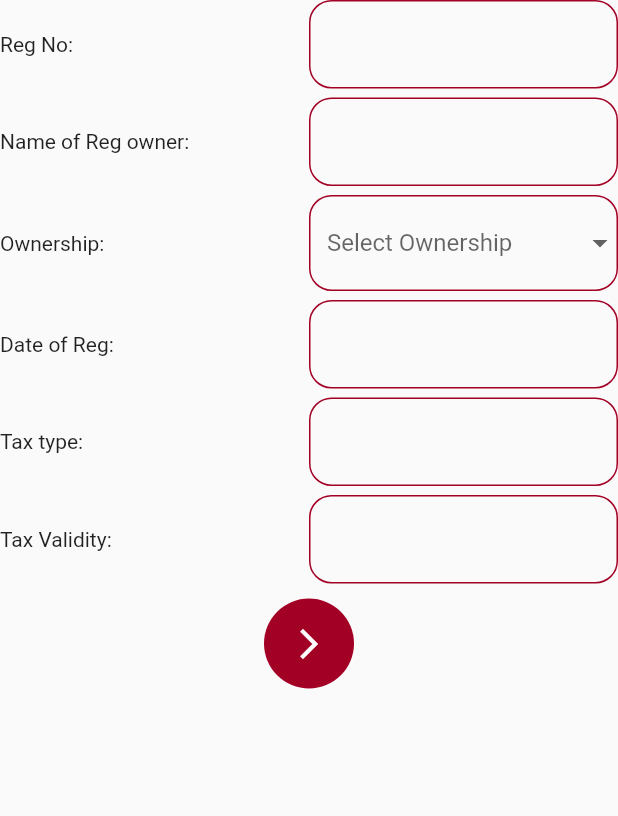
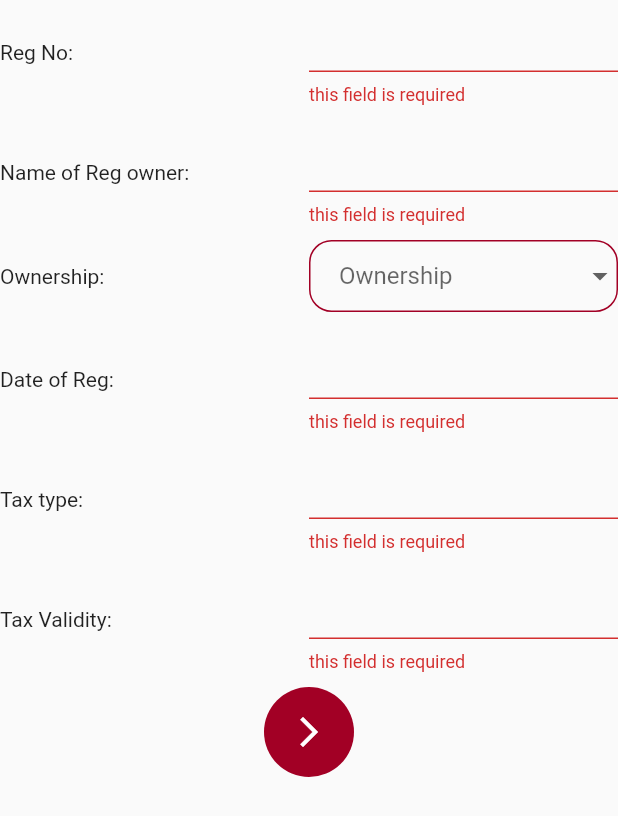
Before and after one commit to jesmin123/eval_wire_frame, a Flutter app: the RegistrationDetails widget shown alone on an empty page, opened directly, after a tap on the "arrow forward ios" icon, on a phone screen of 412 x 824 dp. Shown: the top 816 px of the screen. Run offline on Flutter 3.47's test engine with Material 2 defaults, Android fonts, the phone set to English and light mode, and no system bars; our stand-ins replace cached_network_image, line_icons, table_calendar; missing offline and left inert: fa_stepper; network calls fail; statements that could not run were skipped.

Commit message:
Addnew case

```diff
--- a/lib/Provider/RegistrationDetailProvider.dart
+++ b/lib/Provider/RegistrationDetailProvider.dart
@@ -9,7 +9,15 @@ class RegistrationDetailProvider extends ChangeNotifier{
   String _dateOfReg;
   String _taxType;
   String _taxValidity;
+  String _ownershipComment;
 
+
+  String get ownershipComment => _ownershipComment;
+
+  set ownershipComment(String value) {
+    _ownershipComment = value;
+    notifyListeners();
+  }
 
   String get taxValidity => _taxValidity;
 
--- a/lib/Provider/form_data_provider.dart
+++ b/lib/Provider/form_data_provider.dart
@@ -8,7 +8,7 @@ class FormData extends ChangeNotifier{
 
   set activeStep(int value) {
     _activeStep = value;
-    notifyListeners();
+
   }
 
   int _stepCount =0;
--- a/lib/UI/AddNewCase.dart
+++ b/lib/UI/AddNewCase.dart
@@ -1,9 +1,14 @@
 import 'package:eval_wire_frame/Provider/form_data_provider.dart';
 import 'package:eval_wire_frame/constants/app_font_style.dart';
 import 'package:eval_wire_frame/constants/colors.dart';
+import 'package:eval_wire_frame/widgets/CustomerDetails.dart';
+import 'package:eval_wire_frame/widgets/DocumentDetail.dart';
+import 'package:eval_wire_frame/widgets/ExteriorTyres.dart';
+import 'package:eval_wire_frame/widgets/InsuranceDetails.dart';
 import 'package:eval_wire_frame/widgets/Registration_Details.dart';
 import 'package:eval_wire_frame/widgets/appBar.dart';
-import 'package:eval_wire_frame/widgets/visitWidget.dart';
+import 'package:eval_wire_frame/widgets/otherDetails.dart';
+import 'package:eval_wire_frame/widgets/vehicleDetails.dart';
 import 'package:fa_stepper/fa_stepper.dart';
 import 'package:flutter/material.dart';
 import 'package:provider/provider.dart';
@@ -45,13 +50,19 @@ class _AddNewCaseState extends State<AddNewCase> {
             ),
           ),
           FAStepper(
+            physics: NeverScrollableScrollPhysics(),
             type: FAStepperType.vertical,
-            currentStep: formData.activeStep,
-            onStepTapped: (value){changeStep(value, formData);
-            formData.activeStep=value;},
+            currentStep: formData.stepCount,
+            onStepTapped: (value)=> changeStep(value, formData),
             steps: [
-              FAStep(state: formData.activeStep>0?FAStepstate.complete:FAStepstate.editing,title: Text("Registration Details"), content: RegistrationDetails(), isActive: formData.stepCount==0),
-               FAStep(state: formData.activeStep>1?FAStepstate.complete:FAStepstate.editing,title: Text("Vehicle Details"), content: VisitsWidget(), isActive: formData.stepCount==1),
+              FAStep(state: formData.activeStep>0?FAStepstate.complete:FAStepstate.editing,title: Text("Registration Details",), content: RegistrationDetails(), isActive: formData.stepCount==0),
+               FAStep(state: formData.activeStep>1?FAStepstate.complete:FAStepstate.editing,title: Text("Vehicle Details"), content: VehicleDetails(), isActive: formData.stepCount==1),
+              FAStep(state: formData.activeStep>2?FAStepstate.complete:FAStepstate.editing,title: Text("Other Details"), content: OtherDetails(), isActive: formData.stepCount==2),
+              FAStep(state: formData.activeStep>3?FAStepstate.complete:FAStepstate.editing,title: Text("Customer Details"), content: CustomerDetails(), isActive: formData.stepCount==3),
+              FAStep(state: formData.activeStep>4?FAStepstate.complete:FAStepstate.editing,title: Text("Insurance Details"), content: InsuranceDetails(), isActive: formData.stepCount==4),
+              FAStep(state: formData.activeStep>5?FAStepstate.complete:FAStepstate.editing,title: Text("Document Details"), content: DocumentDetail(), isActive: formData.stepCount==5),
+              FAStep(state: formData.activeStep>6?FAStepstate.complete:FAStepstate.editing,title: Text("Exterior + Tyres"), content: ExteriorTyres(), isActive: formData.stepCount==6),
+
             ],
             controlsBuilder: (BuildContext context ,{VoidCallback onStepContinue, VoidCallback onStepCancel})=> Container(),
           )
--- a/lib/main.dart
+++ b/lib/main.dart
@@ -1,5 +1,10 @@
 
+import 'package:eval_wire_frame/Provider/CustomerDetailsProvider.dart';
+import 'package:eval_wire_frame/Provider/DocumentDetailProvider.dart';
+import 'package:eval_wire_frame/Provider/ExteriorTyresProvider.dart';
 import 'package:eval_wire_frame/Provider/RegistrationDetailProvider.dart';
+import 'package:eval_wire_frame/Provider/otherDetailsProvider.dart';
+import 'package:eval_wire_frame/Provider/vehicleDetailsProvider.dart';
 import 'package:eval_wire_frame/UI/AddNewCase.dart';
 import 'package:eval_wire_frame/UI/assignedCases.dart';
 import 'package:eval_wire_frame/UI/channelWiseSourcing.dart';
@@ -15,6 +20,7 @@ import 'package:eval_wire_frame/UI/sourced.dart';
 import 'package:flutter/material.dart';
 import 'package:provider/provider.dart';
 
+import 'Provider/InsuranceProvider.dart';
 import 'Provider/form_data_provider.dart';
 import 'UI/homePage.dart';
 import 'constants/strings.dart';
@@ -47,7 +53,13 @@ class MyApp extends StatelessWidget {
     return MultiProvider(
       providers: [
         ChangeNotifierProvider<FormData>(create: (_)=>FormData()),
-    ChangeNotifierProvider<RegistrationDetailProvider>(create: (_)=>RegistrationDetailProvider())
+    ChangeNotifierProvider<RegistrationDetailProvider>(create: (_)=>RegistrationDetailProvider()),
+        ChangeNotifierProvider<VehicleDetailProvider>(create: (_)=>VehicleDetailProvider()),
+        ChangeNotifierProvider<OtherDetailsProvider>(create: (_)=>OtherDetailsProvider()),
+        ChangeNotifierProvider<CustomerDetailsProvider>(create: (_)=>CustomerDetailsProvider()),
+        ChangeNotifierProvider<InsuranceProvider>(create: (_)=>InsuranceProvider()),
+        ChangeNotifierProvider<DocumentProvider>(create: (_)=>DocumentProvider()),
+        ChangeNotifierProvider<ExteriorTyresProvider>(create: (_)=>ExteriorTyresProvider()),
 
       ],
       child: MaterialApp(
--- a/lib/widgets/Registration_Details.dart
+++ b/lib/widgets/Registration_Details.dart
@@ -2,6 +2,7 @@
 
 import 'package:eval_wire_frame/Provider/RegistrationDetailProvider.dart';
 import 'package:eval_wire_frame/Provider/form_data_provider.dart';
+import 'package:eval_wire_frame/constants/border.dart';
 import 'package:eval_wire_frame/constants/colors.dart';
 import 'package:flutter/material.dart';
 import 'package:provider/provider.dart';
@@ -18,61 +19,49 @@ TextEditingController _nameOfRegOwnerEditingController = new TextEditingControll
 TextEditingController _dateOfRegEditingController = new TextEditingController();
 TextEditingController _taxTypeEditingController = new TextEditingController();
 TextEditingController _taxValidityEditingController = new TextEditingController();
+  TextEditingController _ownershipCommentEditingController = new TextEditingController();
   @override
   Widget build(BuildContext context) {
     RegistrationDetailProvider registrationDetail = Provider.of(context);
     FormData formData = Provider.of(context);
     return Form(
       key: _formKey,
-        child: Container(
-
         child: Column(
-
           children: [
             Row(mainAxisAlignment: MainAxisAlignment.spaceBetween,
               children: [
                 Flexible(flex: 1,child: Text('Reg No:')),
                 Flexible(flex: 1,child: TextFormField(
                   controller: _regNoEditingController,
-                validator: (value) => value == null ? 'this field is required' : null,
-                decoration: InputDecoration(enabledBorder: OutlineInputBorder(
-                  borderRadius: BorderRadius.circular(15),borderSide:BorderSide(width: 1,color: PRIMARY_COLOR)
-                ),
-                focusedBorder: OutlineInputBorder(
-                    borderRadius: BorderRadius.circular(15),borderSide:BorderSide(width: 1,color: PRIMARY_COLOR)
-                ),),
+
+                  validator: (value) => value.isEmpty ? 'this field is required' : null,
+                  decoration: FormBorder.myDecoration(),
                   autofocus: false,
                 ),)
 
               ],
             ),
-          SizedBox(height: 6,),
+            SizedBox(height: 10,),
             Row(mainAxisAlignment: MainAxisAlignment.spaceBetween,
               children: [
                 Flexible(flex: 1,child: Text('Name of Reg owner:')),
                 Flexible(flex: 1,child: TextFormField(
                   controller: _nameOfRegOwnerEditingController,
-                validator: (value) => value == null ? 'this field is required' : null,
-                decoration: InputDecoration(enabledBorder: OutlineInputBorder(
-                    borderRadius: BorderRadius.circular(15),borderSide:BorderSide(width: 1,color: PRIMARY_COLOR)
-                ),
-                  focusedBorder: OutlineInputBorder(
-                      borderRadius: BorderRadius.circular(15),borderSide:BorderSide(width: 1,color: PRIMARY_COLOR)
-                  ),
-                ),
+                  validator: (value) => value.isEmpty ? 'this field is required' : null,
+                  decoration: FormBorder.myDecoration(),
                   autofocus: false,
                 ),)
 
               ],
             ),
-          SizedBox(height: 6,),
+            SizedBox(height: 10,),
             Row(mainAxisAlignment: MainAxisAlignment.spaceBetween,
               children: [
                 Flexible(flex: 1,child: Text('Ownership:')),
                 Flexible(flex: 1,child: DropdownButtonFormField(
                     decoration: InputDecoration(enabledBorder: OutlineInputBorder(borderRadius: BorderRadius.circular(15),borderSide: BorderSide(color: PRIMARY_COLOR,width: 1)),
                     focusedBorder: OutlineInputBorder(borderRadius: BorderRadius.circular(15),borderSide: BorderSide(color: PRIMARY_COLOR,width: 1)),
-                  hintText: 'Select Ownership'
+                    hintText: 'Ownership',contentPadding: EdgeInsets.fromLTRB(20.0, 10.0, 20.0, 10.0),
                     ),
                     items: [
                       DropdownMenuItem(
@@ -87,6 +76,8 @@ TextEditingController _taxValidityEditingController = new TextEditingController(
                       child: Text('5th Owner'),value: "5th Owner",),
                    DropdownMenuItem(
                       child: Text('6th Owner'),value: "6th Owner",),
+                      DropdownMenuItem(
+                        child: Text('Other'),value: "Other",),
 
                 ],
                   onChanged: (value){
@@ -96,58 +87,41 @@ TextEditingController _taxValidityEditingController = new TextEditingController(
 
               ],
             ),
-          SizedBox(height: 6,),
+           _OwnerShipComment(registrationDetail.ownership),
+            SizedBox(height: 10,),
             Row(mainAxisAlignment: MainAxisAlignment.spaceBetween,
               children: [
                 Flexible(flex: 1,child: Text('Date of Reg:')),
                 Flexible(flex: 1,child: TextFormField(
                   controller: _dateOfRegEditingController,
-                validator: (value) => value == null ? 'this field is required' : null,
-                decoration: InputDecoration(enabledBorder: OutlineInputBorder(
-                    borderRadius: BorderRadius.circular(15),borderSide:BorderSide(width: 1,color: PRIMARY_COLOR)
-                ),
-                  focusedBorder: OutlineInputBorder(
-                      borderRadius: BorderRadius.circular(15),borderSide:BorderSide(width: 1,color: PRIMARY_COLOR)
-                  ),
-                ),
+                  validator: (value) => value.isEmpty? 'this field is required' : null,
+                  decoration: FormBorder.myDecoration(),
                   autofocus: false,
                 ),)
 
               ],
             ),
-          SizedBox(height: 6,),
+            SizedBox(height: 10,),
             Row(mainAxisAlignment: MainAxisAlignment.spaceBetween,
               children: [
                 Flexible(flex: 1,child: Text('Tax type:')),
                 Flexible(flex: 1,child: TextFormField(
                   controller: _taxTypeEditingController,
-                validator: (value) => value == null ? 'this field is required' : null,
-                decoration: InputDecoration(enabledBorder: OutlineInputBorder(
-                    borderRadius: BorderRadius.circular(15),borderSide:BorderSide(width: 1,color: PRIMARY_COLOR)
-                ),
-                  focusedBorder: OutlineInputBorder(
-                      borderRadius: BorderRadius.circular(15),borderSide:BorderSide(width: 1,color: PRIMARY_COLOR)
-                  ),
-                ),
+                  validator: (value) => value.isEmpty? 'this field is required' : null,
+                  decoration: FormBorder.myDecoration(),
                   autofocus: false,
                 ),)
 
               ],
             ),
-          SizedBox(height: 6,),
+            SizedBox(height: 10,),
             Row(mainAxisAlignment: MainAxisAlignment.spaceBetween,
               children: [
                 Flexible(flex: 1,child: Text('Tax Validity:')),
                 Flexible(flex: 1,child: TextFormField(
                   controller: _taxValidityEditingController,
-                validator: (value) => value == null ? 'this field is required' : null,
-                decoration: InputDecoration(enabledBorder: OutlineInputBorder(
-                    borderRadius: BorderRadius.circular(15),borderSide:BorderSide(width: 1,color: PRIMARY_COLOR)
-                ),
-                  focusedBorder: OutlineInputBorder(
-                      borderRadius: BorderRadius.circular(15),borderSide:BorderSide(width: 1,color: PRIMARY_COLOR)
-                  ),
-                ),
+                  validator: (value) => value.isEmpty ? 'this field is required' : null,
+                  decoration: FormBorder.myDecoration(),
                   autofocus: false,
                 ),)
 
@@ -156,14 +130,17 @@ TextEditingController _taxValidityEditingController = new TextEditingController(
             SizedBox(height: 10,),
             GestureDetector(
               onTap: (){
-              if(_formKey.currentState.validate())
-                registrationDetail.regNo=_regNoEditingController.text;
-
-              registrationDetail.nameOfRegOwner=_nameOfRegOwnerEditingController.text;
-              registrationDetail.dateOfReg= _dateOfRegEditingController.text;
-              registrationDetail.taxType=_taxTypeEditingController.text;
-              registrationDetail.taxValidity=_taxValidityEditingController.text;
+                if(_formKey.currentState.validate()) {
+                  registrationDetail.regNo = _regNoEditingController.text;
+                  registrationDetail.nameOfRegOwner =
+                      _nameOfRegOwnerEditingController.text;
+                  registrationDetail.dateOfReg = _dateOfRegEditingController.text;
+                  registrationDetail.taxType = _taxTypeEditingController.text;
+                  registrationDetail.taxValidity = _taxValidityEditingController.text;
+                  registrationDetail.ownershipComment = _ownershipCommentEditingController.text;
                   formData.activeStep = 1;
+                  formData.stepCount=1;
+                }
 
               },
               child: Container(
@@ -174,7 +151,33 @@ TextEditingController _taxValidityEditingController = new TextEditingController(
               ),
             )
           ],
-      ),
         ));
   }
+
+ Widget _OwnerShipComment(String ownership) {
+    if(ownership == "Other"){
+      return Column(
+        children: [
+          SizedBox(height: 6,),
+          Row(mainAxisAlignment: MainAxisAlignment.spaceBetween,
+            children: [
+              Flexible(flex: 1,child: Text('Ownership Comment:')),
+              Flexible(flex: 1,child: TextFormField(
+                controller: _ownershipCommentEditingController,
+                validator: (value) => value.isEmpty? 'this field is required' : null,
+                decoration: FormBorder.myDecoration(),
+                autofocus: false,
+              ),)
+
+            ],
+          ),
+        ],
+      );
      }
+    else{
+      return SizedBox();
+    }
+
+
+  }
+}
```
Lines whose indentation alone changed are shown as unchanged.
